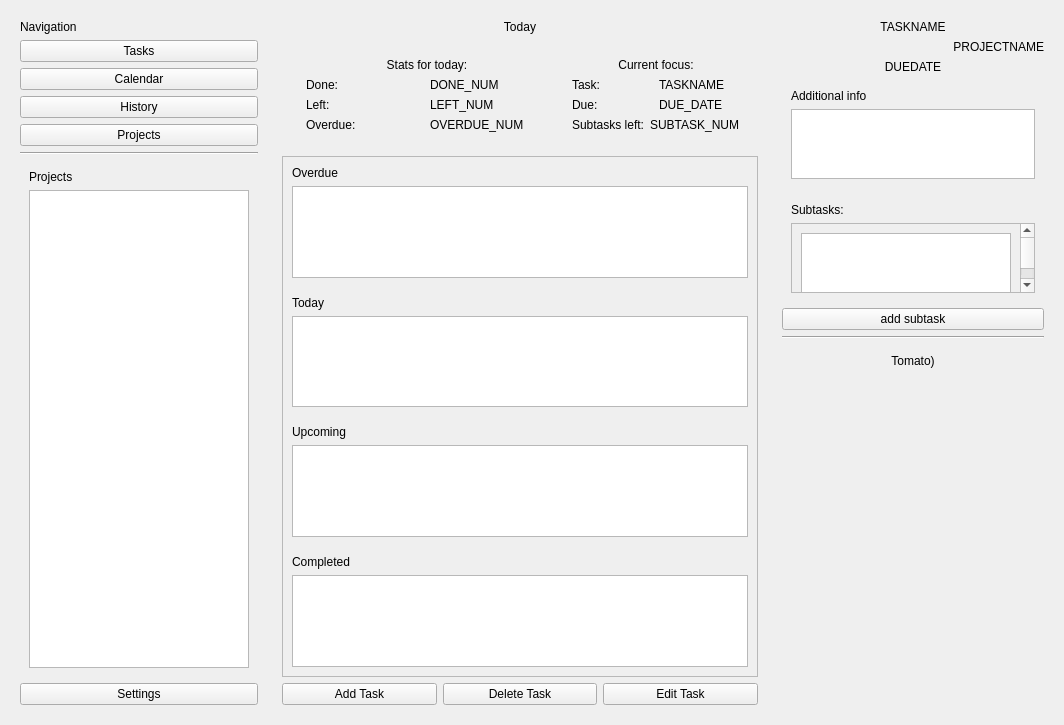
This is src/mainwindow.ui in fefumo/todoapp as Qt 5 draws it before an edit. The edited form follows.
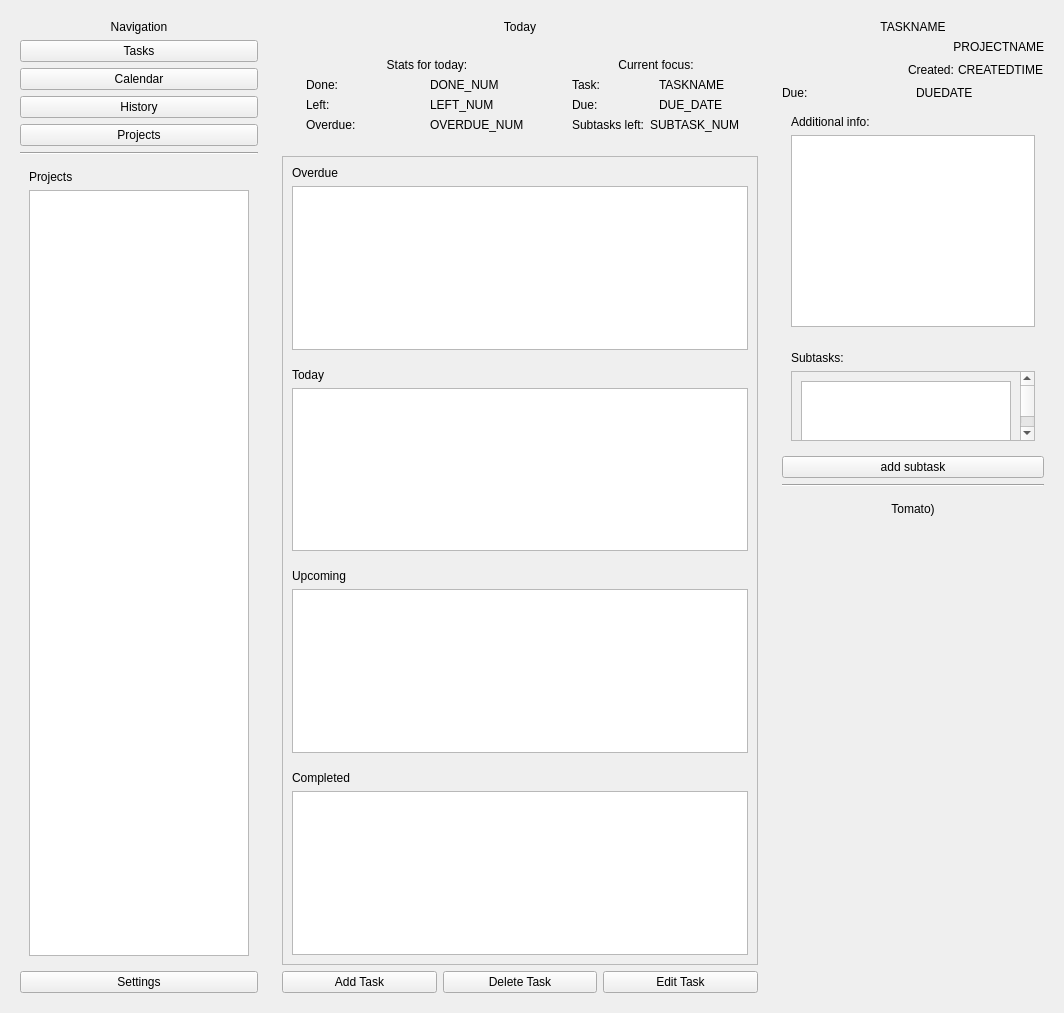
This is the edited form. Custom widgets are drawn as their Qt base class.

Commit message: :lipstick: qlementine Heading labels on today page

```diff
--- a/src/mainwindow.ui
+++ b/src/mainwindow.ui
@@ -7,7 +7,7 @@
     <x>0</x>
     <y>0</y>
     <width>1064</width>
-    <height>640</height>
+    <height>739</height>
    </rect>
   </property>
   <property name="windowTitle">
@@ -34,6 +34,9 @@
         <property name="text">
          <string>Navigation</string>
         </property>
+        <property name="alignment">
+         <set>Qt::AlignmentFlag::AlignHCenter|Qt::AlignmentFlag::AlignTop</set>
+        </property>
        </widget>
       </item>
       <item>
@@ -240,7 +243,7 @@
              <item>
               <layout class="QHBoxLayout" name="curDueTaskLayout">
                <item>
-                <widget class="QLabel" name="dueTitle">
+                <widget class="QLabel" name="curDueTitle">
                  <property name="text">
                   <string>Due:</string>
                  </property>
@@ -289,8 +292,8 @@
            <rect>
             <x>0</x>
             <y>0</y>
-            <width>470</width>
-            <height>464</height>
+            <width>484</width>
+            <height>511</height>
            </rect>
           </property>
           <layout class="QVBoxLayout" name="scrollAreaLayout">
@@ -447,14 +450,56 @@
        </widget>
       </item>
       <item>
-       <widget class="QLabel" name="dueDate">
-        <property name="text">
-         <string>DUEDATE</string>
+       <layout class="QHBoxLayout" name="rightPanelCreatedLayout">
+        <property name="spacing">
+         <number>4</number>
         </property>
-        <property name="alignment">
-         <set>Qt::AlignmentFlag::AlignCenter</set>
-        </property>
-       </widget>
+        <item>
+         <spacer name="horizontalSpacer">
+          <property name="orientation">
+           <enum>Qt::Orientation::Horizontal</enum>
+          </property>
+          <property name="sizeHint" stdset="0">
+           <size>
+            <width>40</width>
+            <height>20</height>
+           </size>
+          </property>
+         </spacer>
+        </item>
+        <item>
+         <widget class="QLabel" name="createdTitle">
+          <property name="text">
+           <string>Created:</string>
+          </property>
+         </widget>
+        </item>
+        <item>
+         <widget class="QLabel" name="createdTimeTitle">
+          <property name="text">
+           <string>CREATEDTIME</string>
+          </property>
+         </widget>
+        </item>
+       </layout>
+      </item>
+      <item>
+       <layout class="QHBoxLayout" name="rightPanelDueLayout">
+        <item>
+         <widget class="QLabel" name="dueTitle">
+          <property name="text">
+           <string>Due:</string>
+          </property>
+         </widget>
+        </item>
+        <item>
+         <widget class="QLabel" name="dueDateTitle">
+          <property name="text">
+           <string>DUEDATE</string>
+          </property>
+         </widget>
+        </item>
+       </layout>
       </item>
       <item>
        <widget class="QWidget" name="additionalInfoArea" native="true">
@@ -462,12 +507,19 @@
          <item>
           <widget class="QLabel" name="additionalInfoTitle">
            <property name="text">
-            <string>Additional info</string>
+            <string>Additional info:</string>
            </property>
           </widget>
          </item>
          <item>
-          <widget class="QTextEdit" name="additionalInfoTextEdit"/>
+          <widget class="QTextEdit" name="additionalInfoTextEdit">
+           <property name="sizePolicy">
+            <sizepolicy hsizetype="MinimumExpanding" vsizetype="MinimumExpanding">
+             <horstretch>0</horstretch>
+             <verstretch>0</verstretch>
+            </sizepolicy>
+           </property>
+          </widget>
          </item>
         </layout>
        </widget>
@@ -526,7 +578,7 @@
         <property name="minimumSize">
          <size>
           <width>0</width>
-          <height>360</height>
+          <height>500</height>
          </size>
         </property>
         <layout class="QVBoxLayout" name="verticalLayout_7">
```
Left out of the diff: 17 changed lines with no effect on the pictures. The commit also changes 6 other files.
